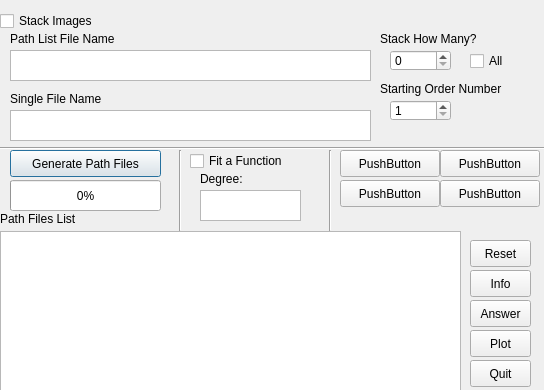
tboudreaux/PHY-2002, file SecondGui.ui: the form before one commit.
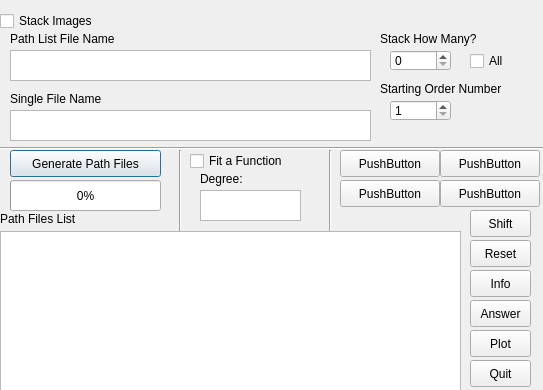
The form after the commit.

Commit message: Made UI and Functionality Improvemnts, relativly incimental

Patch:
```diff
--- a/SecondGui.ui
+++ b/SecondGui.ui
@@ -6,7 +6,7 @@
    <rect>
     <x>0</x>
     <y>0</y>
-    <width>544</width>
+    <width>543</width>
     <height>390</height>
    </rect>
   </property>
@@ -399,6 +399,19 @@
     <string>Reset</string>
    </property>
   </widget>
+  <widget class="QPushButton" name="Shift">
+   <property name="geometry">
+    <rect>
+     <x>470</x>
+     <y>210</y>
+     <width>61</width>
+     <height>27</height>
+    </rect>
+   </property>
+   <property name="text">
+    <string>Shift</string>
+   </property>
+  </widget>
  </widget>
  <resources/>
  <connections/>
```
The commit also changes 4 other files.
